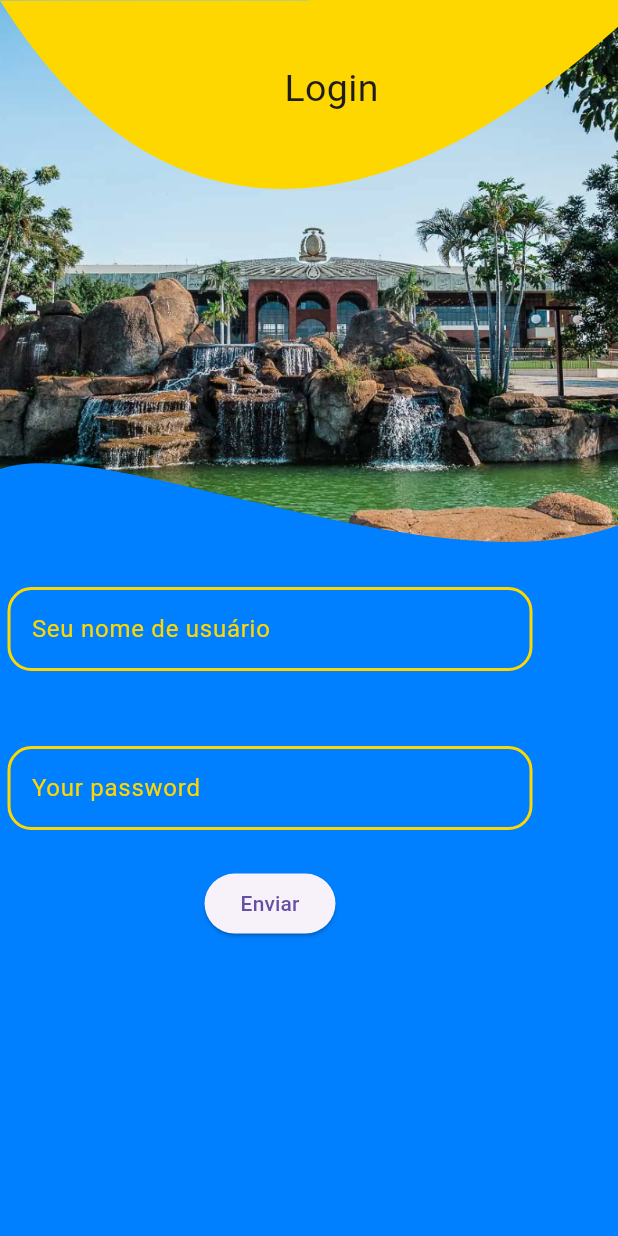
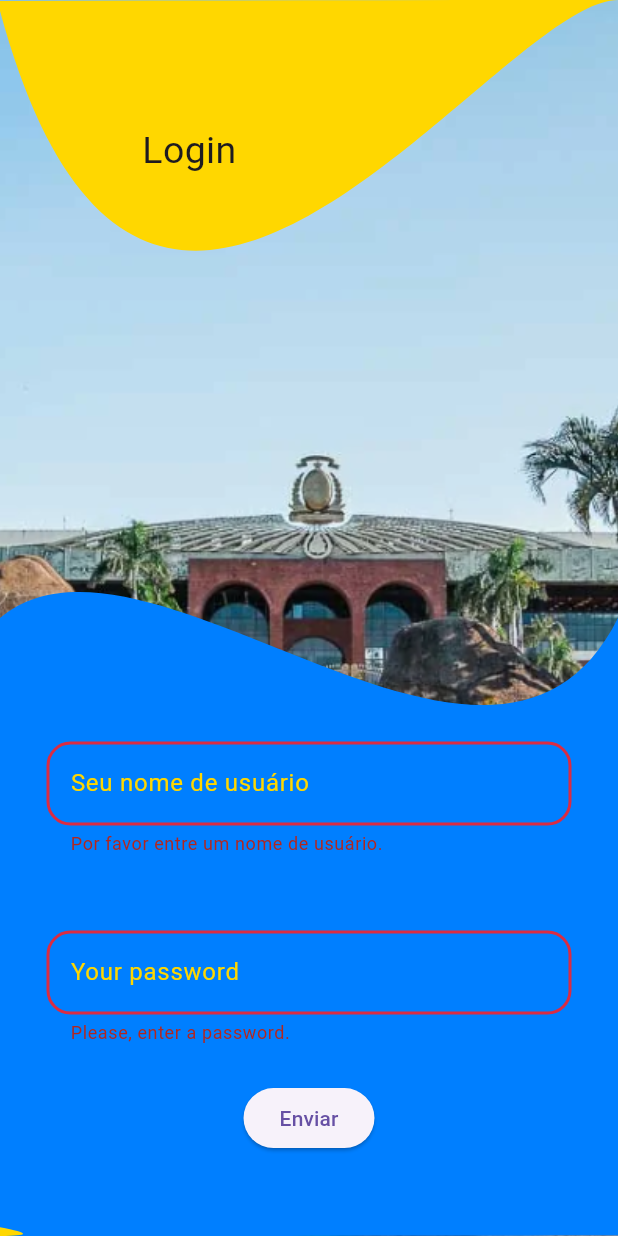
Before and after one commit to MySoloQ/derredor, a Flutter app: the LoginScreen screen opened by its route, after a tap on "Enviar", on a phone screen of 412 x 824 dp. Run offline on Flutter 3.47's test engine with Material 3 defaults, Android fonts, the phone set to English and light mode, and no system bars; drawn by our look-alikes of carousel_slider; our stand-ins replace email_validator, google_fonts; missing offline and left inert: dart:ffi, mysql1.

Commit message:
:bug: fix: Bugs de responsividade na página de login  (#6)
Co-authored-by: krStuud <kaio.r.santos8@aluno.senai.br>
Co-authored-by: davifontinele <davifontineledevi@gmail.com>
Co-authored-by: FonteDuvidosa <58407930+davifontinele@users.noreply.github.com>
Co-authored-by: Kaio Ferreira <dossantos.krf@gmail.com>

```diff
--- a/lib/api/app_variables_db.dart
+++ b/lib/api/app_variables_db.dart
@@ -8,10 +8,22 @@ class AppVariablesDb with ChangeNotifier {
 }
 
 class ScreenSize {
+
+  double screenHeight(BuildContext context) {
+    final double height = MediaQuery.of(context).size.height;
+
+    return height;
+  }
+
+  double screenWidth(BuildContext context) {
+    final double width = MediaQuery.of(context).size.width;
+    return width;
+  }
+
   Size screenSize(BuildContext context) {
     final double height = MediaQuery.of(context).size.height;
     final double width = MediaQuery.of(context).size.width;
-    return Size(height, width);
+    return Size(width, height);
   }
 }
 
--- a/lib/main.dart
+++ b/lib/main.dart
@@ -23,7 +23,9 @@ class MainApp extends StatelessWidget {
       debugShowCheckedModeBanner: false,
       initialRoute: 'initialPage',
       routes: {
+
         'loginScreen': (context) => const LoginScreen(),
+
         'initialPage': (context) => const Initialpage(),
         'registerPage': (context) => Registerpage(),
       },
--- a/lib/pages/login_page.dart
+++ b/lib/pages/login_page.dart
@@ -32,6 +32,9 @@ class _LoginScreenState extends State<LoginScreen> {
         .screen
         .screenSize(context);
     return Scaffold(
+
+      backgroundColor: StyleApp.buttonsColors,
+
       resizeToAvoidBottomInset: true,
       body: SingleChildScrollView(
         child: Column(
@@ -81,18 +84,21 @@ class _LoginScreenState extends State<LoginScreen> {
                   ),
                 ),
                 Transform.translate(
-                  offset: Offset(5, size.height * 0.95),
+                  offset: Offset(0, size.height * .6),
+                  child: Align(
+                    alignment: const Alignment(0, 0),
                     child: SizedBox(
                       width: 350,
                       child: Form(
                         key: _loginKey,
-                      child: SingleChildScrollView(
+                        child: SafeArea(
                           child: Column(
                             children: [
                               TextFormField(
                                 controller: _usernameController,
                                 keyboardType: TextInputType.emailAddress,
-                              decoration: loginFormField('Seu nome de usuário',
+                                decoration: loginFormField(
+                                    'Seu nome de usuário',
                                     'Insira seu nome de usuário'),
                                 style: TextStyle(color: StyleApp.textColors),
                                 validator: (value) {
@@ -157,6 +163,8 @@ class _LoginScreenState extends State<LoginScreen> {
                                   child: const Text('Enviar')),
                             ],
                           ),
+
+                        ),
                       ),
                     ),
                   ),
--- a/lib/pages/register_page.dart
+++ b/lib/pages/register_page.dart
@@ -1,3 +1,4 @@
+
 import 'dart:ffi' as ffi;
 import 'package:flutter/gestures.dart';
 import 'package:flutter/material.dart';
@@ -45,7 +46,6 @@ class _RegisterpageState extends State<Registerpage> {
                         style: TextStyle(
                             fontSize: 50,
                             fontWeight: FontWeight.bold,
-
                             color: StyleApp.detailsLago1),
 
                       ),
@@ -222,9 +222,7 @@ class _RegisterpageState extends State<Registerpage> {
                 onPressed: () => {},
                 style: ElevatedButton.styleFrom(
                     minimumSize: Size(largura / 2, 50),
-
                     backgroundColor: StyleApp.detailsLago1,
-
                     shape: RoundedRectangleBorder(
                         borderRadius: BorderRadius.circular(30))),
                 child: Text("CADASTRAR",
--- a/lib/styles.dart
+++ b/lib/styles.dart
@@ -41,23 +41,25 @@ class ShapePathPainter extends CustomPainter {
     final paint = Paint()
       ..color = StyleApp.buttonsColors
       ..style = PaintingStyle.fill;
-    final paintBottom = Paint()
+    final paintTop = Paint()
       ..color = StyleApp.detailsColors
       ..style = PaintingStyle.fill;
 
-    path.moveTo(0, size.height);
-    path.cubicTo(size.width * -0.27, size.height * .45, size.width * .60,
-        size.height, size.width, size.height * 0.85);
-    path.cubicTo(size.width, size.height, size.width, size.height * 1,
-        size.width * 1, size.height);
-    path.addRect(Rect.fromLTRB(0, size.height * 2, size.height, size.width));
+    path.moveTo(0, size.height * .5);
+    path.cubicTo(size.width * .24, size.height * .4, size.width * .8,
+        size.height * .7, size.width, size.height * 0.5);
+    path.cubicTo(size.width * 32, size.height, size.width + 1, size.height, 0,
+        size.height);
     canvas.drawPath(path, paint);
     path.close();
 
-    pathTop.moveTo(0, size.height * .0009);
-    pathTop.cubicTo(size.width * 1, size.height * 1.6, size.width * 3.2,
-        size.height * -3.8, size.width * 0.5, size.height * 0.0009);
-    canvas.drawPath(pathTop, paintBottom);
+    pathTop.moveTo(0, size.height * .009);
+    pathTop.cubicTo(size.width * .24, size.height * .45, size.width * .8,
+        size.height * .0009, size.width, size.height * 0.00009);
+    pathTop.cubicTo(size.width * -20, size.height * .00009, size.width + 15,
+        size.height, 0, size.height);
+    canvas.drawPath(pathTop, paintTop);
+
     pathTop.close();
   }
 
```
Lines whose indentation alone changed are shown as unchanged.
